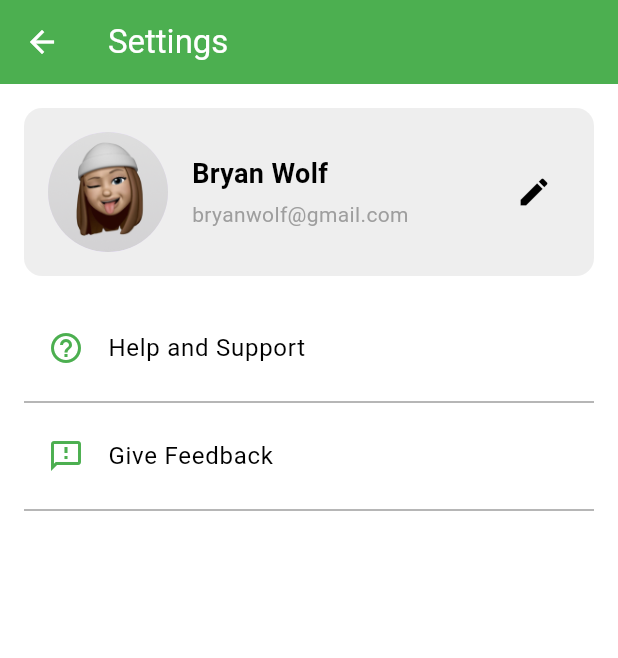
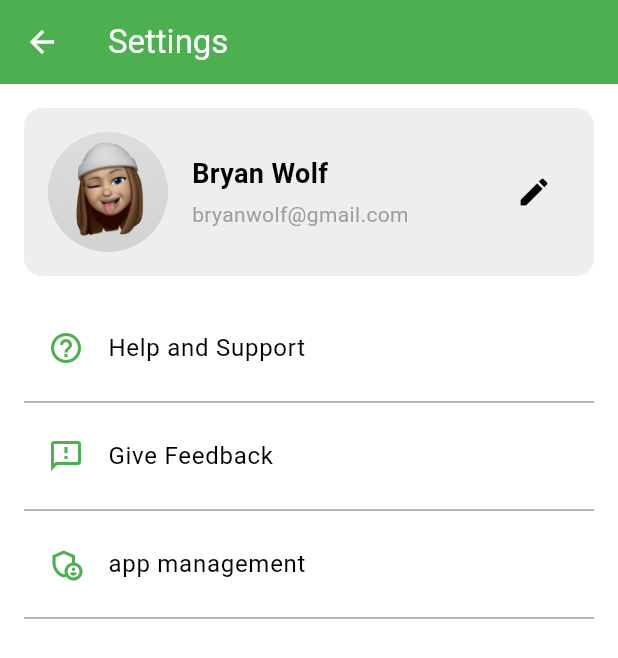
Before and after one commit to MalikKa2002/final_project, a Flutter app: the SettingsScreen screen opened directly, on a phone screen of 412 x 824 dp. Shown: the top 658 px of the screen. Run offline on Flutter 3.47's test engine with Material 3 defaults, Android fonts, the phone set to English and light mode, and no system bars; our stand-ins replace camera, carousel_slider, cloud_firestore, dotted_border, file_picker, firebase_auth and 6 more; accounts and stored records are empty; generated files the repository leaves out were written again; network calls fail.

Commit message:
Add QuickButton widget, enhance ProfilePage navigation, and update SettingsScreen with AdminPage link

```diff
--- a/smart_guide/lib/Screens/settings_screen.dart
+++ b/smart_guide/lib/Screens/settings_screen.dart
@@ -1,4 +1,5 @@
 import 'package:flutter/material.dart';
+import 'package:smart_guide/Screens/admin_pade.dart';
 
 class SettingsScreen extends StatelessWidget {
   const SettingsScreen({super.key});
@@ -166,7 +167,8 @@ class SettingsScreen extends StatelessWidget {
             // Help and Support Section
             ListTile(
               leading: const Icon(Icons.help_outline, color: Colors.green),
-              title: const Text('Help and Support', style: TextStyle(color: Colors.black)),
+              title: const Text('Help and Support',
+                  style: TextStyle(color: Colors.black)),
               onTap: () {
                 // Open email client for help and support
                 showDialog(
@@ -174,7 +176,8 @@ class SettingsScreen extends StatelessWidget {
                   builder: (BuildContext context) {
                     return AlertDialog(
                       title: const Text('Contact Support'),
-                      content: const Text('Please contact us at: support@example.com'),
+                      content: const Text(
+                          'Please contact us at: support@example.com'),
                       actions: [
                         TextButton(
                           onPressed: () => Navigator.of(context).pop(),
@@ -191,8 +194,23 @@ class SettingsScreen extends StatelessWidget {
             // Give Feedback Section
             ListTile(
               leading: const Icon(Icons.feedback_outlined, color: Colors.green),
-              title: const Text('Give Feedback', style: TextStyle(color: Colors.black)),
+              title: const Text('Give Feedback',
+                  style: TextStyle(color: Colors.black)),
               onTap: () => _showFeedbackDialog(context),
+            ),
+            const Divider(color: Colors.grey),
+
+            ListTile(
+              leading: const Icon(Icons.admin_panel_settings_outlined,
+                  color: Colors.green),
+              title: const Text('app management ',
+                  style: TextStyle(color: Colors.black)),
+              onTap: () {
+                Navigator.push(
+                  context,
+                  MaterialPageRoute(builder: (context) => AdminPage()),
+                );
+              },
             ),
             const Divider(color: Colors.grey),
           ],
--- a/smart_guide/lib/components/day_hours.dart
+++ b/smart_guide/lib/components/day_hours.dart
@@ -4,7 +4,7 @@ class DayHoursSelector extends StatefulWidget {
   // Callback to pass back the updated hours.
   final void Function(Map<String, Map<String, String>>)? onHoursChanged;
 
-  const DayHoursSelector({Key? key, this.onHoursChanged}) : super(key: key);
+  const DayHoursSelector({super.key, this.onHoursChanged});
 
   @override
   createState() => _DayHoursSelectorState();
@@ -37,7 +37,8 @@ class _DayHoursSelectorState extends State<DayHoursSelector> {
 
   Future<void> _pickTime(String day, bool isStart) async {
     final initialTime = TimeOfDay.now();
-    final picked = await showTimePicker(context: context, initialTime: initialTime);
+    final picked =
+        await showTimePicker(context: context, initialTime: initialTime);
     if (picked != null) {
       setState(() {
         if (isStart) {
```
Also changed, not shown: smart_guide/lib/Screens/profile.dart (+18 -88 lines), smart_guide/lib/Buttons/quick_button.dart (renamed from smart_guide/lib/components/quick_button.dart).
